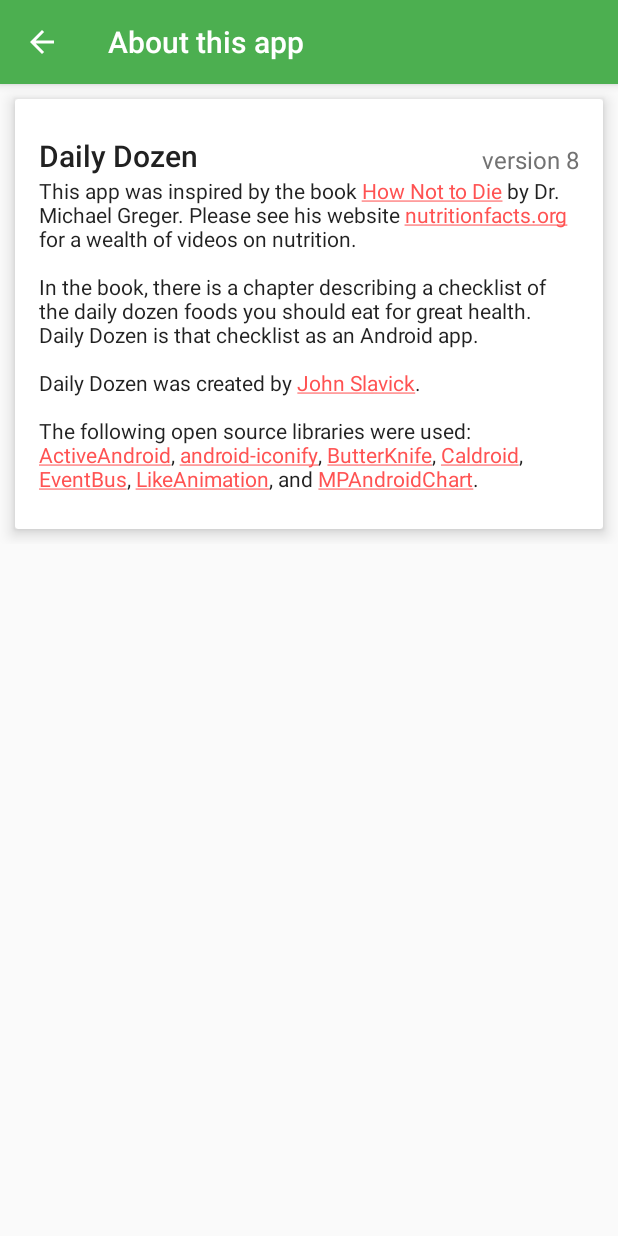
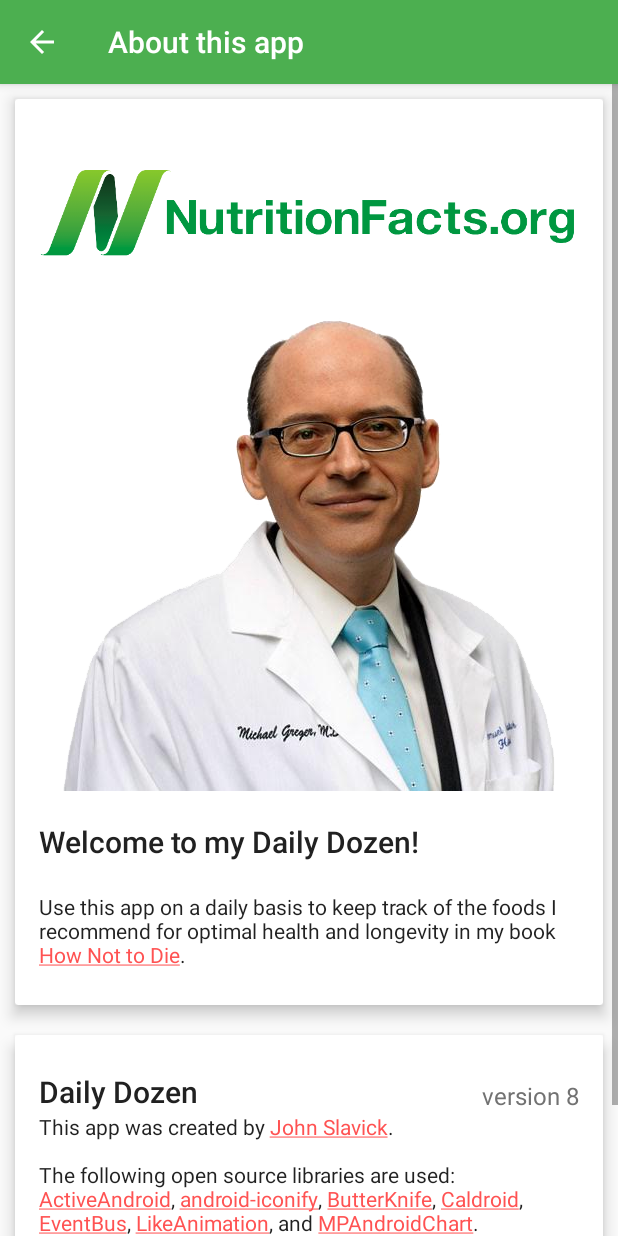
Before and after one commit to nutritionfactsorg/daily-dozen-android, an Android app: the AboutActivity screen opened directly, with no data from a screen before it, on a phone screen of 412 x 824 dp. Run offline under Robolectric (Android 15) with nearby library versions, the light colour scheme and no system bars; our stand-ins replace ButterKnife.

Commit message:
Updated AboutActivity.

```diff
--- a/app/src/main/java/org/nutritionfacts/dailydozen/activity/AboutActivity.java
+++ b/app/src/main/java/org/nutritionfacts/dailydozen/activity/AboutActivity.java
@@ -21,6 +21,8 @@
 import butterknife.ButterKnife;
 
 public class AboutActivity extends AppCompatActivity {
+    @Bind(R.id.about_welcome)
+    protected TextView tvWelcome;
     @Bind(R.id.about_header)
     protected TextView tvHeader;
     @Bind(R.id.about_version)
@@ -37,6 +39,8 @@
         initActionBar();
 
         initHeader();
+
+        initLinksInWelcome();
         initLinksInText();
     }
 
@@ -63,14 +67,22 @@
         tvVersion.setText(String.format("version %s", BuildConfig.VERSION_NAME));
     }
 
+    private void initLinksInWelcome() {
+        final String welcomeText = getString(R.string.activity_welcome_text);
+        final SpannableStringBuilder ssb = new SpannableStringBuilder(welcomeText);
+
+        initLink(welcomeText, ssb, R.string.book_title, R.string.url_book);
+
+        tvWelcome.setMovementMethod(LinkMovementMethod.getInstance());
+        tvWelcome.setText(ssb, TextView.BufferType.SPANNABLE);
+    }
+
     private void initLinksInText() {
         final String aboutText = TextUtils.join(Common.getLineSeparator(),
                 getResources().getStringArray(R.array.about_text_lines));
         final SpannableStringBuilder ssb = new SpannableStringBuilder(aboutText);
 
-        initLink(aboutText, ssb, R.string.book_title, R.string.url_book);
-        initLink(aboutText, ssb, R.string.nutritionfacts_title, R.string.url_nutritionfacts);
-        initLink(aboutText, ssb, R.string.my_name, R.string.url_my_website);
+        initLink(aboutText, ssb, R.string.name_john_slavick, R.string.url_john_slavick);
         initLink(aboutText, ssb, R.string.library_activeandroid, R.string.url_activeandroid);
         initLink(aboutText, ssb, R.string.library_android_iconify, R.string.url_android_iconify);
         initLink(aboutText, ssb, R.string.library_butterknife, R.string.url_butterknife);
--- a/app/src/main/res/layout/activity_about.xml
+++ b/app/src/main/res/layout/activity_about.xml
@@ -8,6 +8,51 @@
         android:layout_width="match_parent"
         android:layout_height="wrap_content"
         android:orientation="vertical">
+
+        <android.support.v7.widget.CardView
+            android:layout_width="match_parent"
+            android:layout_height="wrap_content"
+            android:layout_margin="10dp"
+            app:cardElevation="6dp">
+
+            <LinearLayout
+                style="@style/Widget.CardContent"
+                android:layout_width="match_parent"
+                android:layout_height="wrap_content"
+                android:orientation="vertical">
+
+                <ImageView
+                    android:src="@drawable/nutrition_facts_logo"
+                    android:contentDescription="@null"
+                    android:layout_gravity="center"
+                    android:layout_width="match_parent"
+                    android:layout_height="wrap_content"/>
+
+                <ImageView
+                    android:src="@drawable/dr_greger"
+                    android:contentDescription="@null"
+                    android:layout_gravity="center"
+                    android:layout_width="match_parent"
+                    android:layout_height="wrap_content"/>
+
+                <TextView
+                    android:text="@string/welcome_to_my_daily_dozen"
+                    style="@style/PrimaryText"
+                    android:layout_marginTop="20dp"
+                    android:layout_marginBottom="20dp"
+                    android:layout_width="match_parent"
+                    android:layout_height="wrap_content"/>
+
+                <TextView
+                    android:id="@+id/about_welcome"
+                    android:text="@string/activity_welcome_text"
+                    android:textAppearance="@style/TextAppearance.AppCompat.Body1"
+                    android:layout_width="match_parent"
+                    android:layout_height="wrap_content"/>
+
+            </LinearLayout>
+
+        </android.support.v7.widget.CardView>
 
         <android.support.v7.widget.CardView
             app:cardElevation="6dp"
--- a/app/src/main/res/values/strings.xml
+++ b/app/src/main/res/values/strings.xml
@@ -25,8 +25,8 @@
     <string name="url_book">http://nutritionfacts.org/book/</string>
     <string name="nutritionfacts_title">nutritionfacts.org</string>
     <string name="url_nutritionfacts">http://nutritionfacts.org</string>
-    <string name="my_name">John Slavick</string>
-    <string name="url_my_website">http://johnslavick.com</string>
+    <string name="name_john_slavick">John Slavick</string>
+    <string name="url_john_slavick">http://johnslavick.com</string>
     <string name="library_activeandroid">ActiveAndroid</string>
     <string name="library_android_iconify">android-iconify</string>
     <string name="library_butterknife">ButterKnife</string>
@@ -81,6 +81,8 @@
     <string name="history_to_generate">History to Generate</string>
     <string name="date_servings_star">{fa-star 24dp @color/gold}</string>
     <string name="date_servings_star_large">{fa-star 64dp @color/gold}</string>
+    <string name="welcome_to_my_daily_dozen">Welcome to my Daily Dozen!</string>
+    <string name="activity_welcome_text">Use this app on a daily basis to keep track of the foods I recommend for optimal health and longevity in my book How Not to Die.</string>
 
     <string-array name="food_names">
         <item>@string/beans</item>
@@ -113,13 +115,11 @@
     </integer-array>
 
     <string-array name="about_text_lines">
-        <item>This app was inspired by the book How Not to Die by Dr. Michael Greger. Please see his website nutritionfacts.org for a wealth of videos on nutrition.</item>
+        <item>This app was created by John Slavick.</item>
         <item />
-        <item>In the book, there is a chapter describing a checklist of the daily dozen foods you should eat for great health. Daily Dozen is that checklist as an Android app.</item>
+        <item>The following open source libraries are used: ActiveAndroid, android-iconify, ButterKnife, Caldroid, EventBus, LikeAnimation, and MPAndroidChart.</item>
         <item />
-        <item>Daily Dozen was created by John Slavick.</item>
-        <item />
-        <item>The following open source libraries were used: ActiveAndroid, android-iconify, ButterKnife, Caldroid, EventBus, LikeAnimation, and MPAndroidChart.</item>
+        <item>Special thanks to the volunteer efforts of the creators of the previous app: Chan Kruse, Allan Portera, and Sangeeta Kumar.</item>
     </string-array>
 
     <string-array name="backup_instructions_lines">
```
